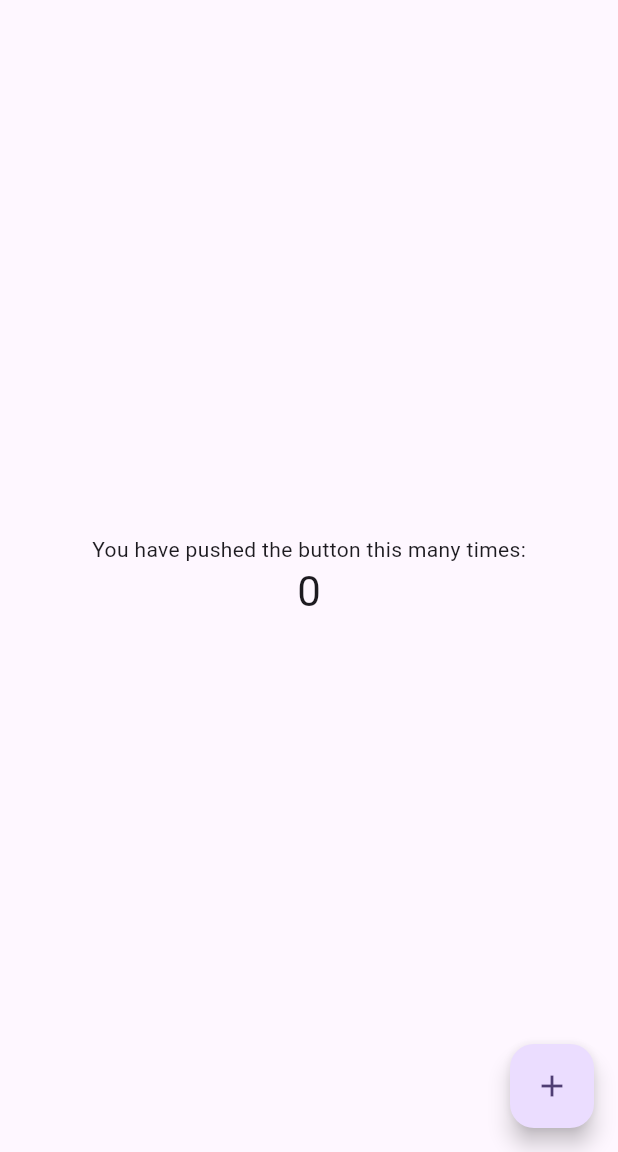
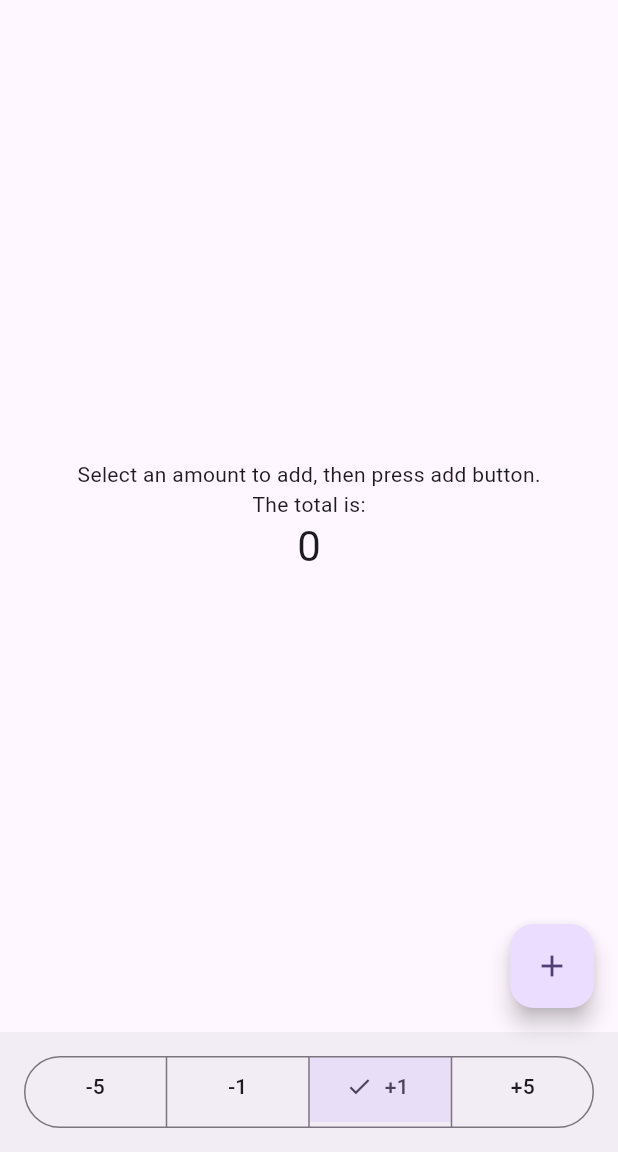
Before and after one commit to LeitMoth/click-me, a Flutter app: the screen it shows after launch, on a phone screen of 412 x 824 dp, the part 84-1236 px from its top. Run offline on Flutter 3.47's test engine with Material 3 defaults, Android fonts, the phone set to English and light mode, and no system bars.

Commit message:
add segmented buttons to select increment amount

```diff
--- a/lib/main.dart
+++ b/lib/main.dart
@@ -56,6 +56,7 @@ class MyHomePage extends StatefulWidget {
 
 class _MyHomePageState extends State<MyHomePage> {
   int _counter = 0;
+  int _incrementAmount = 1;
 
   void _incrementCounter() {
     setState(() {
@@ -64,7 +65,7 @@ class _MyHomePageState extends State<MyHomePage> {
       // so that the display can reflect the updated values. If we changed
       // _counter without calling setState(), then the build method would not be
       // called again, and so nothing would appear to happen.
-      _counter++;
+      _counter += _incrementAmount;
     });
   }
 
@@ -106,7 +107,10 @@ class _MyHomePageState extends State<MyHomePage> {
           mainAxisAlignment: MainAxisAlignment.center,
           children: <Widget>[
             const Text(
-              'You have pushed the button this many times:',
+              'Select an amount to add, then press add button.',
+            ),
+            const Text(
+               'The total is:'
             ),
             Text(
               '$_counter',
@@ -120,6 +124,24 @@ class _MyHomePageState extends State<MyHomePage> {
         tooltip: 'Increment',
         child: const Icon(Icons.add),
       ), // This trailing comma makes auto-formatting nicer for build methods.
+      bottomNavigationBar: BottomAppBar(
+        child: SegmentedButton(
+          segments: const [
+            ButtonSegment(label: Text('-5'), value: -5),
+            ButtonSegment(label: Text('-1'), value: -1),
+            ButtonSegment(label: Text('+1'), value: 1),
+            ButtonSegment(label: Text('+5'), value: 5),
+          ],
+          selected: {_incrementAmount},
+          onSelectionChanged: (s) => setState(() {
+            // There should only ever be one value in s,
+            // but this nicely handles weird cases if they ever come up
+            for (int val in s) {
+              _incrementAmount = val;
+            }
+          }),
+        ),
+      ),
     );
   }
 }
```
